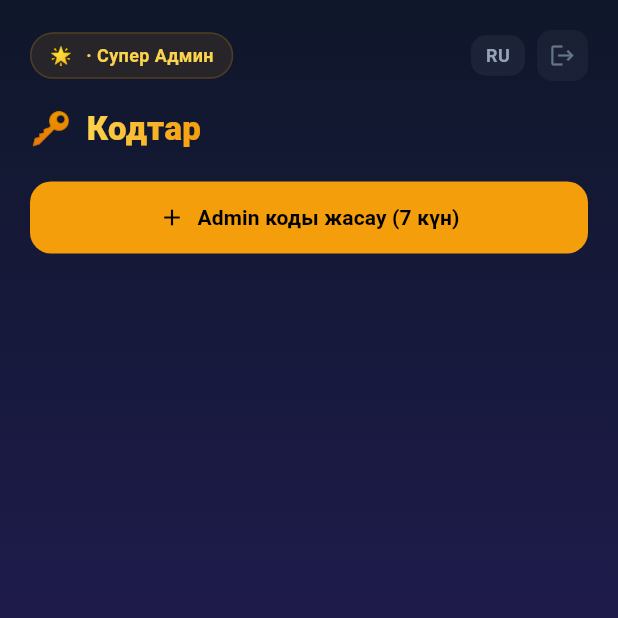
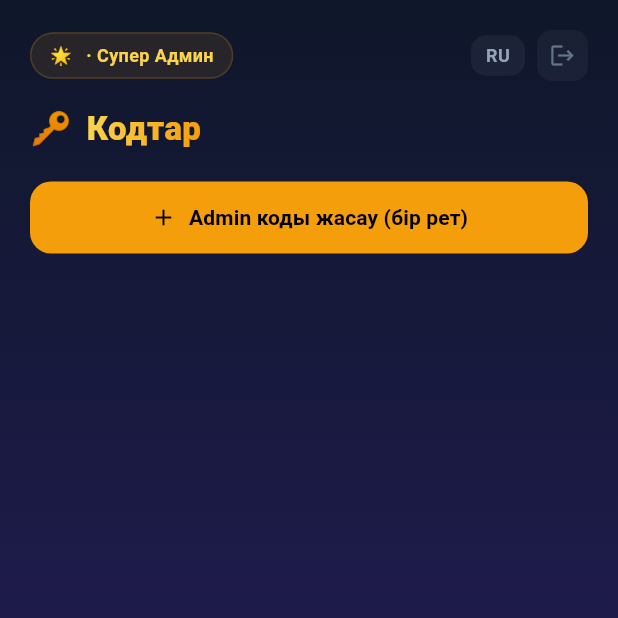
Before and after one commit to kaisariskak/lumos, a Flutter app: the SuperAdminCodesScreen screen opened directly with empty values, on a phone screen of 412 x 824 dp, the top half of it. Run offline on Flutter 3.47's test engine with Material 3 defaults, Android fonts, the phone set to English and light mode, and no system bars; our stand-ins replace app_links, google_sign_in, shared_preferences, supabase_flutter; accounts and stored records are empty.

Commit message:
chamge pay

```diff
--- a/lib/authentication/auth_gate.dart
+++ b/lib/authentication/auth_gate.dart
@@ -5,6 +5,7 @@ import 'package:supabase_flutter/supabase_flutter.dart';
 import '../l10n/app_strings.dart';
 import '../models/ibadat_profile.dart';
 import '../models/invite_code.dart';
+import '../repositories/invite_code_repository.dart';
 import '../repositories/profile_repository.dart';
 import '../screens/authorization/ibadat_authorization.dart';
 import '../screens/group_picker/group_picker_screen.dart';
@@ -156,6 +157,7 @@ class _AuthGateState extends State<AuthGate> {
 
     try {
       final profileRepo = ProfileRepository(Supabase.instance.client);
+      final codeRepo = InviteCodeRepository(Supabase.instance.client);
       final email = user.email ?? '';
 
       if (_profile == null) {
@@ -192,6 +194,9 @@ class _AuthGateState extends State<AuthGate> {
           await profileRepo.updateCurrentGroup(_profile!.id, code.groupId);
         }
       }
+
+      // Mark code as used (ADMIN codes are one-time; USER codes are 24h but also mark used)
+      await codeRepo.markUsed(code.id);
 
       // Reload profile to enter the app
       await _loadProfile();
--- a/lib/l10n/app_strings.dart
+++ b/lib/l10n/app_strings.dart
@@ -562,7 +562,7 @@ const _kk = AppStrings(
   inviteCodeNotFound: 'Код табылмады немесе мерзімі өтті. Администраторға хабарласыңыз.',
   inviteCodeExpired: 'Кодтың мерзімі өтті. Жаңа код сұраңыз.',
   inviteCodeUsed: 'Бұл код бұрын қолданылған. Жаңа код сұраңыз.',
-  generateAdminCode: 'Admin коды жасау (7 күн)',
+  generateAdminCode: 'Admin коды жасау (бір рет)',
   generateUserCode: 'Қатысушы коды жасау (24 сағат)',
   activeCode: 'Белсенді код',
   noActiveCode: 'Белсенді код жоқ',
@@ -759,7 +759,7 @@ const _ru = AppStrings(
   inviteCodeNotFound: 'Код не найден или истёк. Обратитесь к администратору.',
   inviteCodeExpired: 'Срок действия кода истёк. Запросите новый.',
   inviteCodeUsed: 'Этот код уже использован. Запросите новый.',
-  generateAdminCode: 'Создать код для Admin (7 дней)',
+  generateAdminCode: 'Создать код для Admin (одноразовый)',
   generateUserCode: 'Создать код для участника (24 часа)',
   activeCode: 'Активный код',
   noActiveCode: 'Активных кодов нет',
```
Also changed, not shown: lib/repositories/invite_code_repository.dart (+5 -4 lines), lib/screens/payments/payments_screen.dart (+6 -1 lines).
